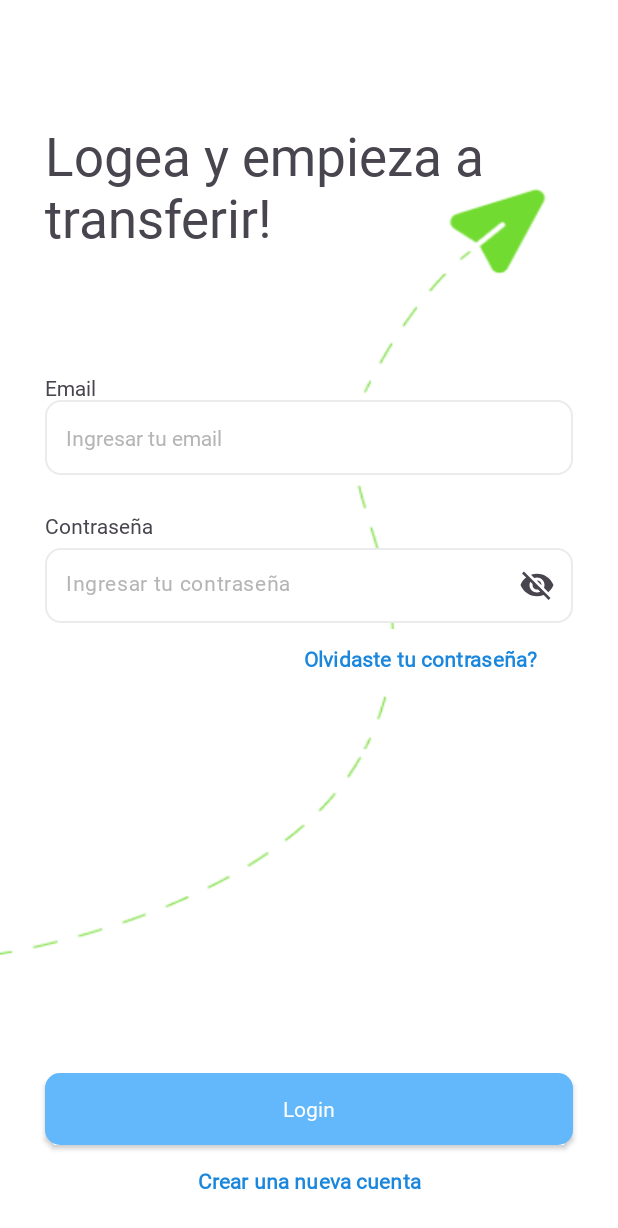
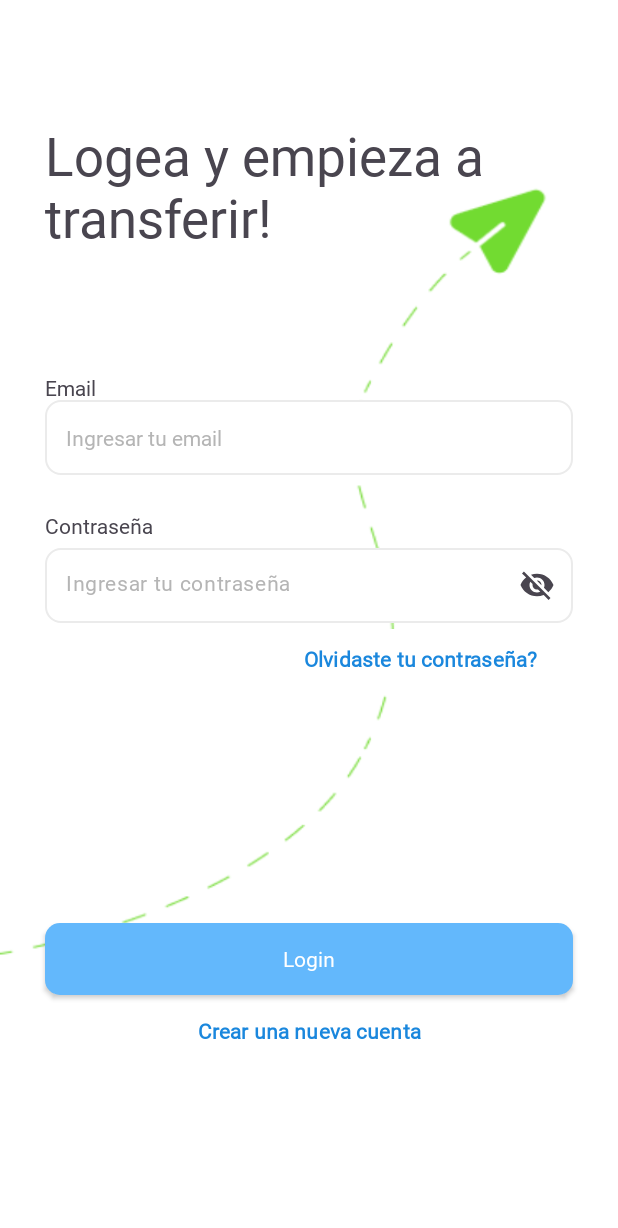
Before and after one commit to DanielECN/Modulo-4-Desarrollo-de-la-interfaz-de-usuario, an Android app: the Login_Page screen opened directly, with no data from a screen before it, on a phone screen of 412 x 824 dp. Shown: the top 1228 px of the screen. Run offline under Robolectric (Android 15) with nearby library versions, the phone set to English and light mode, and no system bars.

Commit message:
Subidas todas las vistas

```diff
--- a/app/src/main/res/layout/login_page.xml
+++ b/app/src/main/res/layout/login_page.xml
@@ -114,13 +114,14 @@
         android:layout_height="wrap_content"
         android:layout_marginLeft="30dp"
         android:layout_marginRight="30dp"
-        android:layout_marginTop="300dp"
+        android:layout_marginTop="200dp"
         android:layout_below="@+id/input_pass_login_page"
         android:background="@drawable/btn_celeste"
         android:textAllCaps="false"
         android:fontFamily="@font/jua"
         android:text="@string/login"
-        android:textColor="@color/white"/>
+        android:textColor="@color/white"
+        />
 
 
     <Button
```
